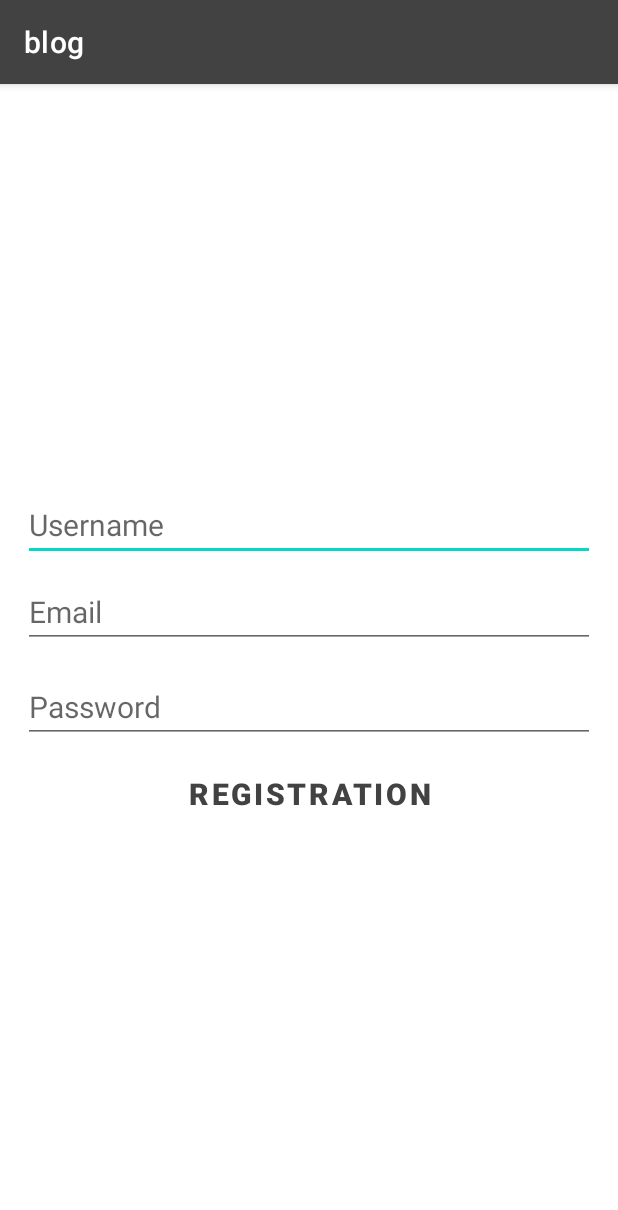
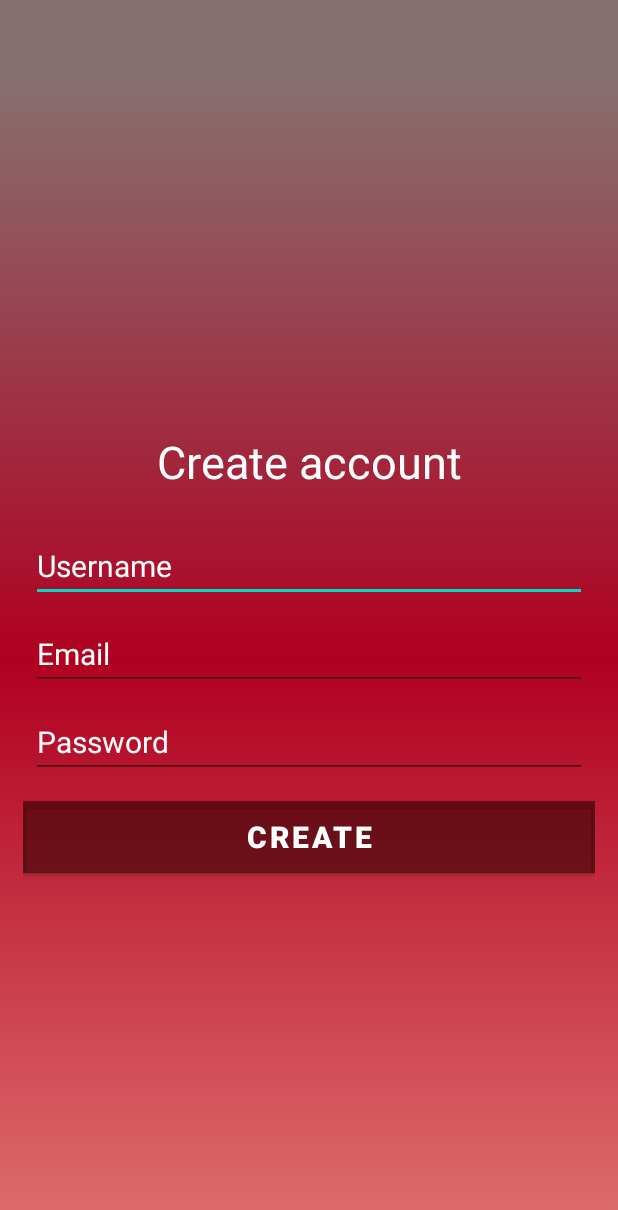
Before and after one commit to DimaMamaev/java-blog, an Android app: the RegistrationScreen screen opened directly, with no data from a screen before it, on a phone screen of 412 x 824 dp. Shown: the top 1210 px of the screen. Run offline under Robolectric (Android 15) with nearby library versions, the phone set to English and light mode, and no system bars; our stand-ins replace Firebase (no records; nobody signed in at launch, a user with empty details on screens opened directly).

```diff
--- a/app/src/main/java/com/example/blog/PostListScreen.java
+++ b/app/src/main/java/com/example/blog/PostListScreen.java
@@ -49,10 +49,10 @@ public class PostListScreen extends AppCompatActivity {
     protected void onCreate(Bundle savedInstanceState) {
         super.onCreate(savedInstanceState);
         setContentView(R.layout.activity_post_list_screen);
+        getSupportActionBar().setElevation(0);
 
         emptyPlaceholder = findViewById(R.id.emptyFolderComp);
         recyclerView = findViewById(R.id.recycleView);
-
 
         firebaseAuth = FirebaseAuth.getInstance();
         user = firebaseAuth.getCurrentUser();
@@ -61,7 +61,6 @@ public class PostListScreen extends AppCompatActivity {
         recyclerView.setLayoutManager(new LinearLayoutManager(this));
 
         postList = new ArrayList<>();
-
     }
 
     @Override
--- a/app/src/main/res/drawable/gradient.xml
+++ b/app/src/main/res/drawable/gradient_main_screen.xml
@@ -4,10 +4,9 @@
     android:shape="rectangle"
     >
     <gradient
-        android:startColor="@color/common_google_signin_btn_text_light"
+        android:startColor="#90C60000"
         android:centerColor="@color/design_default_color_error"
-        android:endColor="@color/cardview_dark_background"
+        android:endColor="#902C0000"
         android:angle="90"
         />
-
 </shape>
--- a/app/src/main/res/layout/activity_post_list_screen.xml
+++ b/app/src/main/res/layout/activity_post_list_screen.xml
@@ -5,7 +5,9 @@
     xmlns:tools="http://schemas.android.com/tools"
     android:layout_width="match_parent"
     android:layout_height="match_parent"
-    tools:context=".PostListScreen">
+    tools:context=".PostListScreen"
+    android:background="@drawable/gradient_main_screen"
+    >
 
     <androidx.recyclerview.widget.RecyclerView
         android:id="@+id/recycleView"
--- a/app/src/main/res/layout/activity_registration_screen.xml
+++ b/app/src/main/res/layout/activity_registration_screen.xml
@@ -8,6 +8,7 @@
     android:orientation="vertical"
     android:gravity="center"
     android:padding="15dp"
+    android:background="@drawable/gradient_main_screen"
     >
     <ProgressBar
         android:id="@+id/loading_bar_registration"
@@ -20,7 +21,18 @@
         android:id="@+id/login_form_registration"
         android:layout_width="match_parent"
         android:layout_height="wrap_content">
+        <TextView
+            android:id="@+id/app_title_login"
+            android:layout_width="match_parent"
+            android:layout_height="wrap_content"
+            android:gravity="center"
+            android:layout_marginBottom="20dp"
+            android:text="@string/title_registration"
+            android:textColor="@color/white"
+            android:textSize="30sp" />
+
         <EditText
+            android:layout_margin="5dp"
             android:layout_width="match_parent"
             android:layout_height="wrap_content"
             android:id="@+id/username_acc_registration"
@@ -28,37 +40,45 @@
             android:inputType="textPersonName"
             android:maxLines="1"
             android:layout_marginBottom="10dp"
-            android:textSize="20dp"
+            android:textColorHint="@color/white"
+            android:textColor="@color/black"
+            android:textSize="20sp"
             />
         <AutoCompleteTextView
+            android:layout_margin="5dp"
             android:id="@+id/email_registration"
             android:hint="@string/hint_email"
             android:inputType="textEmailAddress"
             android:maxLines="1"
             android:layout_width="match_parent"
             android:layout_height="wrap_content"
-            android:textSize="20dp"
+            android:textSize="20sp"
+            android:textColorHint="@color/white"
+            android:textColor="@color/black"
             />
         <EditText
+            android:layout_margin="5dp"
             android:layout_width="match_parent"
             android:layout_height="wrap_content"
             android:id="@+id/password_registration"
             android:maxLines="1"
             android:inputType="textPassword"
             android:hint="@string/hint_password"
-            android:layout_marginTop="15dp"
-            android:textSize="20dp"
+            android:textSize="20sp"
+            android:textColorHint="@color/white"
+            android:textColor="@color/black"
             />
         <Button
             android:layout_marginTop="10dp"
             android:id="@+id/registrationUserBtn"
-            android:textColor="@color/purple_700"
+            android:textColor="@color/white"
             android:text="@string/registrationBtnText"
-            android:background="@android:color/transparent"
+            android:background="@android:color/black"
             android:layout_width="match_parent"
             android:layout_height="wrap_content"
             android:textStyle="bold"
-            android:textSize="20dp"
+            android:textSize="20sp"
+            android:layout_marginBottom="10dp"
             />
     </LinearLayout>
 </LinearLayout>
--- a/app/src/main/res/values/colors.xml
+++ b/app/src/main/res/values/colors.xml
@@ -1,8 +1,8 @@
 <?xml version="1.0" encoding="utf-8"?>
 <resources>
     <color name="purple_200">#FFBB86FC</color>
-    <color name="purple_500">#424242</color>
-    <color name="purple_700">#424242</color>
+    <color name="purple_500">#902C0000</color>
+    <color name="purple_700">#902C0000</color>
     <color name="teal_200">#FF03DAC5</color>
     <color name="teal_700">#FF018786</color>
     <color name="black">#FF000000</color>
--- a/app/src/main/res/values/strings.xml
+++ b/app/src/main/res/values/strings.xml
@@ -1,13 +1,13 @@
 <resources>
-    <string name="app_name">blog</string>
-    <string name="title_text">Simple Blog App</string>
-    <string name="welcome_message">Welcome !</string>
+    <string name="app_name"></string>
+    <string name="title_text">Blog App</string>
+    <string name="welcome_message">Your own personal blog</string>
     <string name="authBtnText">Get started</string>
     <string name="hint_email">Email</string>
     <string name="hint_password">Password</string>
     <string name="signInBtnText">Login</string>
     <string name="changeParam">Or</string>
-    <string name="registrationBtnText">Registration</string>
+    <string name="registrationBtnText">Create</string>
     <string name="createAcc">Create account</string>
     <string name="usernameHint">Username</string>
     <string name="post_title_img_desc">post_title_img_desc</string>
@@ -19,4 +19,6 @@
     <string name="action_signOut">Sign out</string>
     <string name="empty_folder">Post list is empty, create new one by clicking add button!</string>
     <string name="string_empty_folder">Post list is empty, create new one by clicking add button</string>
+    <string name="title_login">Enter account</string>
+    <string name="title_registration">Create account</string>
 </resources>
```
Also changed, not shown: app/src/main/java/com/example/blog/LoginScreen.java (+8 -9 lines), app/src/main/java/com/example/blog/PostScreen.java (+10 -16 lines), app/src/main/java/com/example/blog/RegistrationScreen.java (+11 -16 lines), app/src/main/res/layout/activity_login.xml (+31 -12 lines), app/src/main/res/layout/activity_main.xml (+14 -7 lines), app/src/main/res/layout/activity_post_screen.xml (+24 -13 lines), app/src/main/res/layout/post_row.xml (+15 -9 lines). Lines whose indentation alone changed are shown as unchanged.
